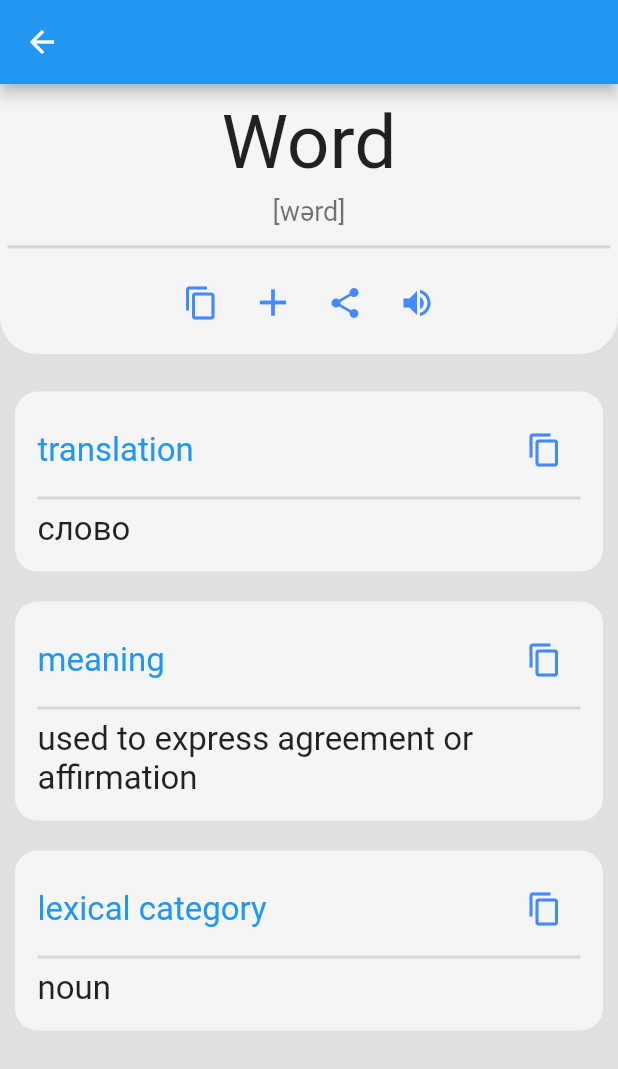
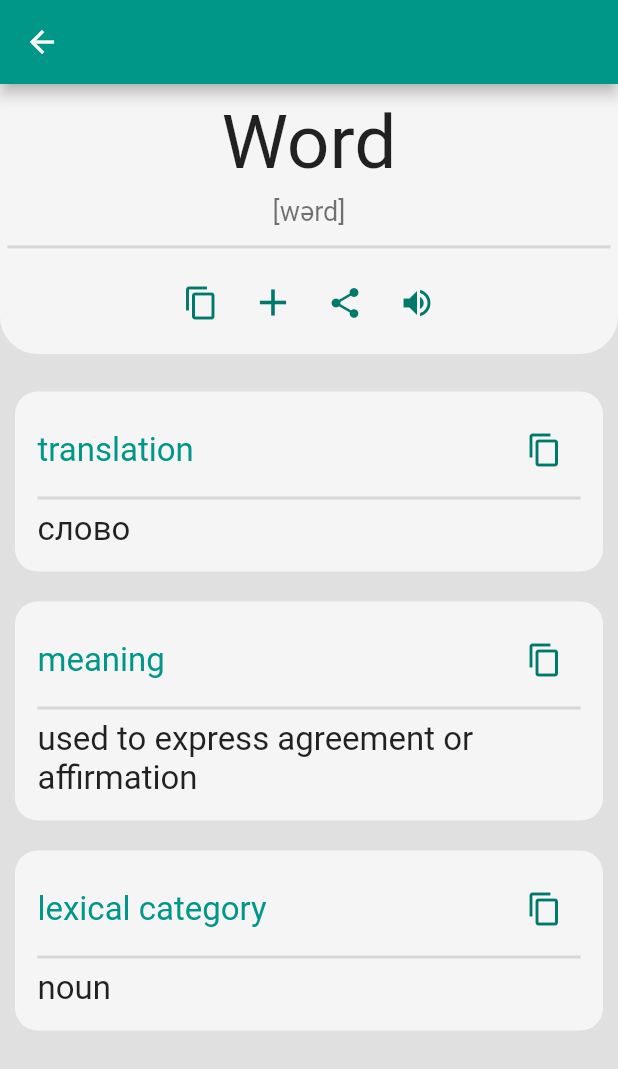
Before and after one commit to SomethingRight/worldofword, a Flutter app: the WordDetailsPage screen opened by its route, on a phone screen of 412 x 824 dp. Shown: the top 1069 px of the screen. Run offline on Flutter 3.47's test engine with Material 2 defaults, Android fonts, the phone set to English and light mode, and no system bars; our stand-ins replace equatable, firebase_core, flutter_bloc; accounts and stored records are empty.

Commit message:
refactoring router + some colors changed

```diff
--- a/lib/core/navigation/route_generator.dart
+++ b/lib/core/navigation/route_generator.dart
@@ -0,0 +1,37 @@
+import 'package:flutter/material.dart';
+import 'package:worldofword/core/navigation/router.dart';
+import 'package:worldofword/module/auth/auth_page.dart';
+import 'package:worldofword/module/home/home_page.dart';
+import 'package:worldofword/module/menu/pages/info/info_page.dart';
+import 'package:worldofword/module/menu/pages/settings/settings_page.dart';
+import 'package:worldofword/module/menu/pages/sharing/sharing_page.dart';
+import 'package:worldofword/module/menu/pages/user/user_page.dart';
+import 'package:worldofword/module/word_details_page/word_details_page.dart';
+
+class AppRouter {
+  static Route<dynamic>? onGenerateRoute(RouteSettings settings) {
+    final dynamic args = settings.arguments;
+    final String name = settings.name!;
+    switch (name) {
+      case RouterI.homePage:
+        return _navigate(const HomePage());
+      case RouterI.settingsPage:
+        return _navigate(const SettingsPage());
+      case RouterI.userPage:
+        return _navigate(const UserPage());
+      case RouterI.sharingPage:
+        return _navigate(const SharingPage());
+      case RouterI.infoPage:
+        return _navigate(const InfoPage());
+      case RouterI.wordDetailsPage:
+        return _navigate(const WordDetailsPage());
+      case RouterI.authPage:
+        return _navigate(const AuthPage());
+    }
+    return null;
+  }
+
+  static MaterialPageRoute<dynamic> _navigate(Widget widget) {
+    return MaterialPageRoute<dynamic>(builder: (context) => widget);
+  }
+}
--- a/lib/core/navigation/router.dart
+++ b/lib/core/navigation/router.dart
@@ -1,37 +1,14 @@
-import 'package:flutter/material.dart';
-import 'package:worldofword/module/auth/auth_page.dart';
-import 'package:worldofword/module/home/home_page.dart';
-import 'package:worldofword/module/menu/pages/info/info_page.dart';
-import 'package:worldofword/module/menu/pages/settings/settings_page.dart';
-import 'package:worldofword/module/menu/pages/sharing/sharing_page.dart';
-import 'package:worldofword/module/menu/pages/user/user_page.dart';
-import 'package:worldofword/module/word_details_page/word_details_page.dart';
 
-class AppRouter {
-  static Route<dynamic>? onGenerateRoute(RouteSettings settings) {
-    final dynamic arguments = settings.arguments;
-    final String name = settings.name!;
-    switch (name) {
-      case '/home':
-        return MaterialPageRoute<dynamic>(
-            builder: (context) => const HomePage());
-      case '/settings':
-        return MaterialPageRoute<dynamic>(
-            builder: (context) => const SettingsPage());
-      case '/user':
-        return MaterialPageRoute<dynamic>(builder: (context) => const UserPage());
-      case '/share':
-        return MaterialPageRoute<dynamic>(
-            builder: (context) => const SharingPage());
-      case '/info':
-        return MaterialPageRoute<dynamic>(
-            builder: (context) => const InfoPage());
-      case '/wordDetails':
-        return MaterialPageRoute<dynamic>(
-            builder: (context) => const WordDetailsPage());
-      case '/':
-        return MaterialPageRoute<dynamic>(
-            builder: (context) => const AuthPage());
-    }
-  }
+class Router implements RouterI{
+
 }
+
+abstract class RouterI {
+  static const String homePage = 'HomePage';
+  static const String settingsPage = 'SettingsPage';
+  static const String userPage = 'UserPage';
+  static const String sharingPage = 'SharingPage';
+  static const String infoPage = 'InfoPage';
+  static const String wordDetailsPage = 'WordDetailsPage';
+  static const String authPage = 'AuthorizationPage';
+}
--- a/lib/main.dart
+++ b/lib/main.dart
@@ -2,6 +2,7 @@ import 'package:firebase_core/firebase_core.dart';
 import 'package:flutter/material.dart';
 import 'package:flutter_bloc/flutter_bloc.dart';
 import 'package:worldofword/api/word_api/word_traslate/word_translate_repository.dart';
+import 'package:worldofword/core/navigation/route_generator.dart';
 import 'package:worldofword/core/navigation/router.dart';
 import 'package:worldofword/firebase_options.dart';
 import 'package:worldofword/module/main_page/bloc/word_load_bloc.dart';
@@ -31,10 +32,10 @@ class MyApp extends StatelessWidget {
         debugShowCheckedModeBanner: false,
         title: 'WorldOfWord',
         theme: ThemeData(
-          primarySwatch: Colors.blue,
+          primarySwatch: Colors.teal,
         ),
         onGenerateRoute: AppRouter.onGenerateRoute,
-        initialRoute: '/',
+        initialRoute: RouterI.authPage,
       ),
     );
   }
--- a/lib/module/home/home_page.dart
+++ b/lib/module/home/home_page.dart
@@ -27,7 +27,7 @@ class _HomePageState extends State<HomePage> {
       bottomNavigationBar: BottomNavigationBar(
         type: BottomNavigationBarType.fixed,
         unselectedItemColor: Colors.grey,
-        selectedItemColor: Colors.blue,
+        selectedItemColor: Theme.of(context).primaryColorDark,
         currentIndex: selectedIndex,
         items: <BottomNavigationBarItem>[
           BottomNavigationBarItem(
--- a/lib/module/main_page/main_page.dart
+++ b/lib/module/main_page/main_page.dart
@@ -38,6 +38,7 @@ class _MainPageState extends State<MainPage> {
             children: [
               //TextField Custom
               TextFieldCustomWidget(
+                obscureText: false,
                 controller: _controller,
                 onSubmitted: (String text) {
                   Provider.of<WordLoadBloc>(context, listen: false)
--- a/lib/module/word_details_page/word_details_page.dart
+++ b/lib/module/word_details_page/word_details_page.dart
@@ -5,6 +5,8 @@ class WordDetailsPage extends StatelessWidget {
 
   @override
   Widget build(BuildContext context) {
+    final headerColor = Theme.of(context).primaryColor;
+    final iconColor = Theme.of(context).primaryColorDark;
     return Scaffold(
       backgroundColor: Colors.grey.shade300,
       appBar: AppBar(),
@@ -54,10 +56,9 @@ class WordDetailsPage extends StatelessWidget {
                                     duration: Duration(milliseconds: 300),
                                     content: Text('copied')));
                           },
-                          splashColor: Colors.blueAccent,
-                          icon: const Icon(
+                          icon: Icon(
                             Icons.copy,
-                            color: Colors.blueAccent,
+                            color: iconColor,
                           )),
                       IconButton(
                           onPressed: () {
@@ -66,16 +67,16 @@ class WordDetailsPage extends StatelessWidget {
                                     duration: Duration(milliseconds: 300),
                                     content: Text('word saved')));
                           },
-                          icon: const Icon(Icons.add,
-                              size: 30, color: Colors.blueAccent)),
+                          icon: Icon(Icons.add,
+                              size: 30, color: iconColor)),
                       IconButton(
                           onPressed: () {},
-                          icon: const Icon(Icons.share,
-                              color: Colors.blueAccent)),
+                          icon:  Icon(Icons.share,
+                              color: iconColor)),
                       IconButton(
                           onPressed: () {},
-                          icon: const Icon(Icons.volume_up,
-                              color: Colors.blueAccent)),
+                          icon: Icon(Icons.volume_up,
+                              color: iconColor)),
                     ],
                   )
                 ],
@@ -100,15 +101,15 @@ class WordDetailsPage extends StatelessWidget {
                       Row(
                         mainAxisAlignment: MainAxisAlignment.spaceBetween,
                         children: [
-                          const Text(
+                           Text(
                             'translation',
-                            style: TextStyle(fontSize: 22, color: Colors.blue),
+                            style: TextStyle(fontSize: 22, color: headerColor),
                           ),
                           IconButton(
                               onPressed: () {},
-                              icon: const Icon(
+                              icon:  Icon(
                                 Icons.copy,
-                                color: Colors.blueAccent,
+                                color:iconColor,
                               )),
                         ],
                       ),
@@ -146,15 +147,15 @@ class WordDetailsPage extends StatelessWidget {
                       Row(
                         mainAxisAlignment: MainAxisAlignment.spaceBetween,
                         children: [
-                          const Text(
+                           Text(
                             'meaning',
-                            style: TextStyle(fontSize: 22, color: Colors.blue),
+                            style: TextStyle(fontSize: 22, color:headerColor),
                           ),
                           IconButton(
                               onPressed: () {},
-                              icon: const Icon(
+                              icon: Icon(
                                 Icons.copy,
-                                color: Colors.blueAccent,
+                                color:iconColor,
                               )),
                         ],
                       ),
@@ -192,15 +193,15 @@ class WordDetailsPage extends StatelessWidget {
                       Row(
                         mainAxisAlignment: MainAxisAlignment.spaceBetween,
                         children: [
-                          const Text(
+                           Text(
                             'lexical category',
-                            style: TextStyle(fontSize: 22, color: Colors.blue),
+                            style: TextStyle(fontSize: 22, color:headerColor),
                           ),
                           IconButton(
                               onPressed: () {},
-                              icon: const Icon(
+                              icon: Icon(
                                 Icons.copy,
-                                color: Colors.blueAccent,
+                                color: iconColor,
                               )),
                         ],
                       ),
```
Also changed, not shown: lib/module/auth/auth_page.dart (+19 -5 lines), lib/module/menu/menu_page.dart (+5 -4 lines), lib/module/widgets/text_field_custom.dart (+7 -1 lines), lib/module/widgets/word_card.dart (+4 -4 lines).
